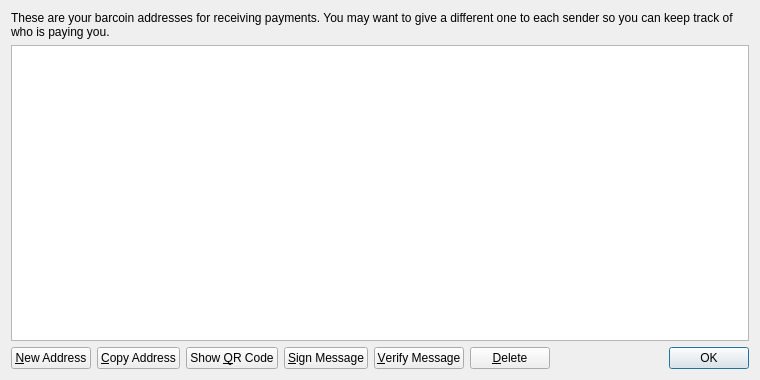
Above: src/qt/forms/addressbookpage.ui from obol/meecoin before the change. Below: the same form after it.
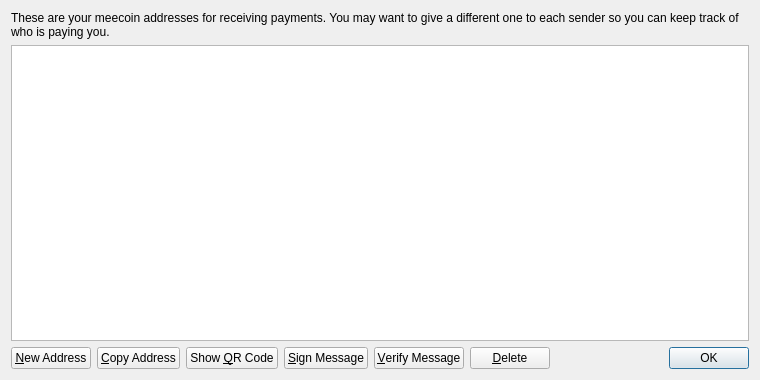
That is the form after the change. Icons and pictures are not drawn.

Diff of the .ui file:
```diff
--- a/src/qt/forms/addressbookpage.ui
+++ b/src/qt/forms/addressbookpage.ui
@@ -17,7 +17,7 @@
    <item>
     <widget class="QLabel" name="labelExplanation">
      <property name="text">
-      <string>These are your barcoin addresses for receiving payments. You may want to give a different one to each sender so you can keep track of who is paying you.</string>
+      <string>These are your meecoin addresses for receiving payments. You may want to give a different one to each sender so you can keep track of who is paying you.</string>
      </property>
      <property name="textFormat">
       <enum>Qt::PlainText</enum>
```
